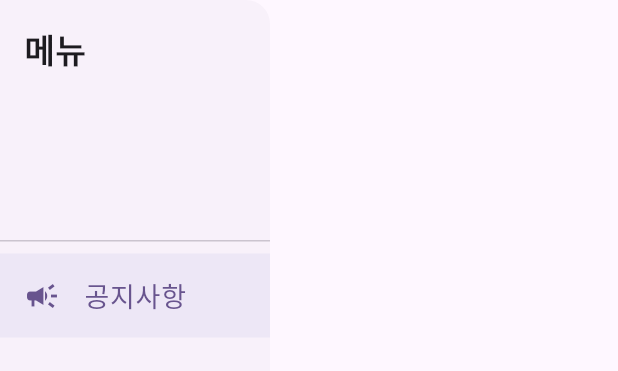
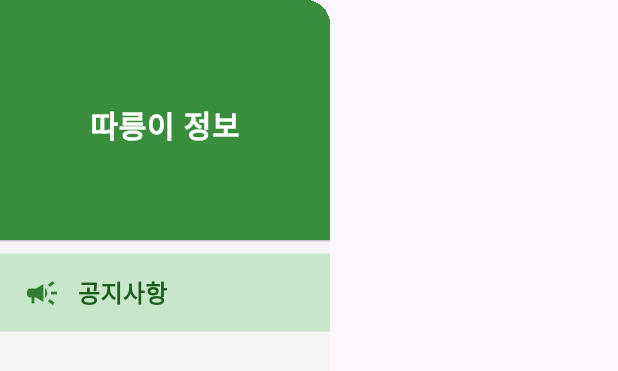
Before and after one commit to New2Team/Ttareungi1, a Flutter app: the MenuPanel widget shown alone on an empty page, opened directly, on a phone screen of 412 x 824 dp. Shown: the top 371 px of the screen. Run offline on Flutter 3.47's test engine with Material 3 defaults, Android fonts, the light colour scheme and no system bars; our stand-ins replace cloud_firestore, firebase_core, flutter_map, get, latlong2, responsive_framework; accounts and stored records are empty; network calls fail; statements that could not run were skipped.

```diff
--- a/따릉이_web/bicycle_sungdong/lib/components/menupanel.dart
+++ b/따릉이_web/bicycle_sungdong/lib/components/menupanel.dart
@@ -3,30 +3,71 @@ import 'package:flutter/material.dart';
 class MenuPanel extends StatelessWidget {
   final int selectedIndex;
   final Function(int) onMenuSelected;
-  const MenuPanel({super.key, required this.selectedIndex, required this.onMenuSelected});
+
+  const MenuPanel({
+    super.key,
+    required this.selectedIndex,
+    required this.onMenuSelected,
+  });
 
   @override
   Widget build(BuildContext context) {
-    // 👇 Drawer로 변경!
     return Drawer(
-      width: 180,
-      child: Column(
-        crossAxisAlignment: CrossAxisAlignment.stretch,
-        children: [
-          DrawerHeader(child: Text("메뉴", style: TextStyle(fontWeight: FontWeight.bold, fontSize: 22))),
-          _buildMenuButton(context, 0, '공지사항', Icons.campaign),
-        ],
+      width: 220,
+      child: Container(
+        color: Colors.grey[100],
+        child: Column(
+          crossAxisAlignment: CrossAxisAlignment.stretch,
+          children: [
+            DrawerHeader(
+              decoration: BoxDecoration(
+                color: Colors.green.shade700,
+              ),
+              child: Align(
+                alignment: Alignment.center,
+                child: Text(
+                  "따릉이 정보",
+                  style: TextStyle(
+                    fontSize: 20,
+                    color: Colors.white,
+                    fontWeight: FontWeight.bold,
+                  ),
+                ),
+              ),
+            ),
+            // 🔸 메뉴 항목
+            _buildMenuButton(context, 0, '공지사항', Icons.campaign),
+
+          ],
+        ),
       ),
     );
   }
 
-  Widget _buildMenuButton(BuildContext context, int idx, String label, IconData icon) {
-    return ListTile(
-      leading: Icon(icon),
-      title: Text(label, style: TextStyle(fontSize: 18)),
-      selected: selectedIndex == idx,
-      selectedTileColor: Colors.deepPurple.shade50,
+  Widget _buildMenuButton(
+      BuildContext context, int idx, String label, IconData icon) {
+    final isSelected = selectedIndex == idx;
+
+    return InkWell(
       onTap: () => onMenuSelected(idx),
+      child: Container(
+        padding: EdgeInsets.symmetric(horizontal: 16, vertical: 14),
+        color: isSelected ? Colors.green.shade100 : Colors.transparent,
+        child: Row(
+          children: [
+            Icon(icon, color: isSelected ? Colors.green.shade800 : Colors.black54),
+            SizedBox(width: 12),
+            Text(
+              label,
+              style: TextStyle(
+                fontSize: 16,
+                color: isSelected ? Colors.green.shade900 : Colors.black87,
+                fontWeight: isSelected ? FontWeight.bold : FontWeight.normal,
+              ),
+            ),
+          ],
+        ),
+      ),
     );
   }
 }
--- a/따릉이_web/bicycle_sungdong/lib/view/post_detail.dart
+++ b/따릉이_web/bicycle_sungdong/lib/view/post_detail.dart
@@ -27,7 +27,7 @@ class GesigleDetailPage extends StatelessWidget {
             child: Column(
               crossAxisAlignment: CrossAxisAlignment.start,
               children: [
-                // 🟥 제목
+                // 제목
                 Text(
                   post.title,
                   style: const TextStyle(
@@ -38,7 +38,7 @@ class GesigleDetailPage extends StatelessWidget {
                 ),
                 const SizedBox(height: 12),
 
-                // 📆 날짜
+                // 날짜
                 Align(
                   alignment: Alignment.centerRight,
                   child: Text(
@@ -48,7 +48,7 @@ class GesigleDetailPage extends StatelessWidget {
                 ),
                 const SizedBox(height: 32),
 
-                // 🟨 본문
+                // 본문
                 Container(
                   width: double.infinity,
                   padding: const EdgeInsets.all(24),
```
Also changed, not shown: 따릉이_web/bicycle_sungdong/lib/home.dart (+96 -76 lines), 1 other file.
